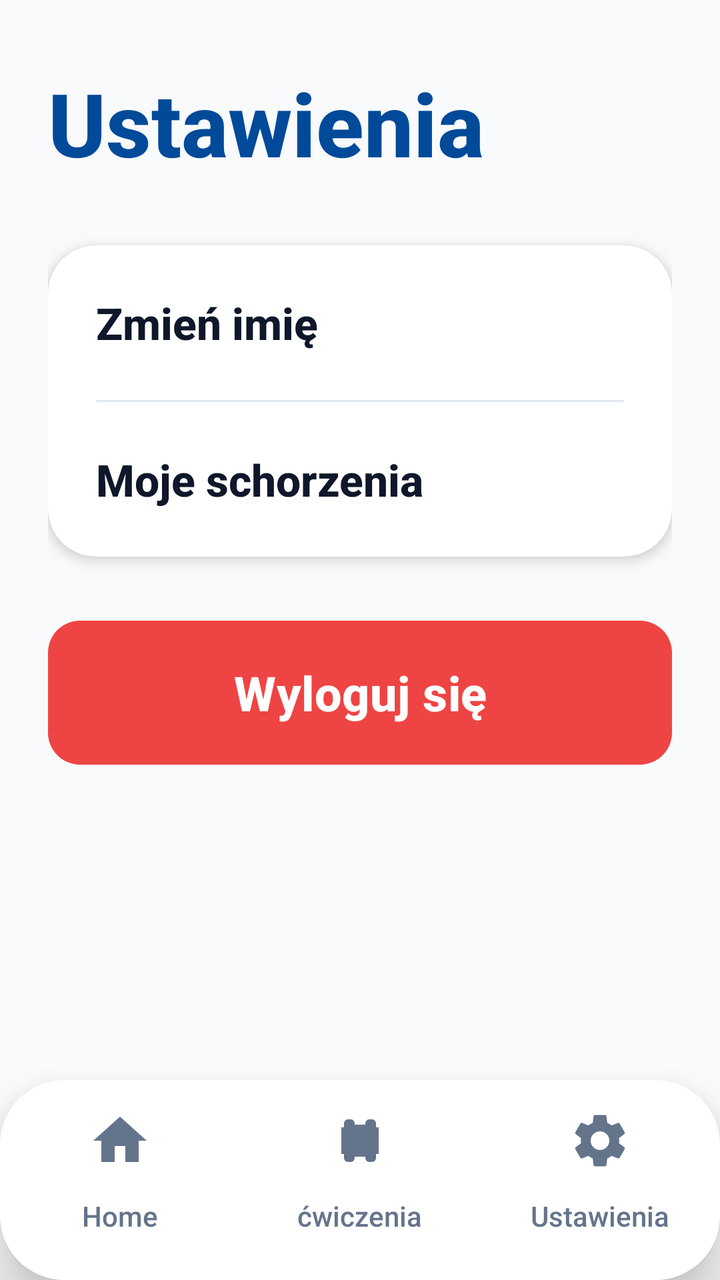
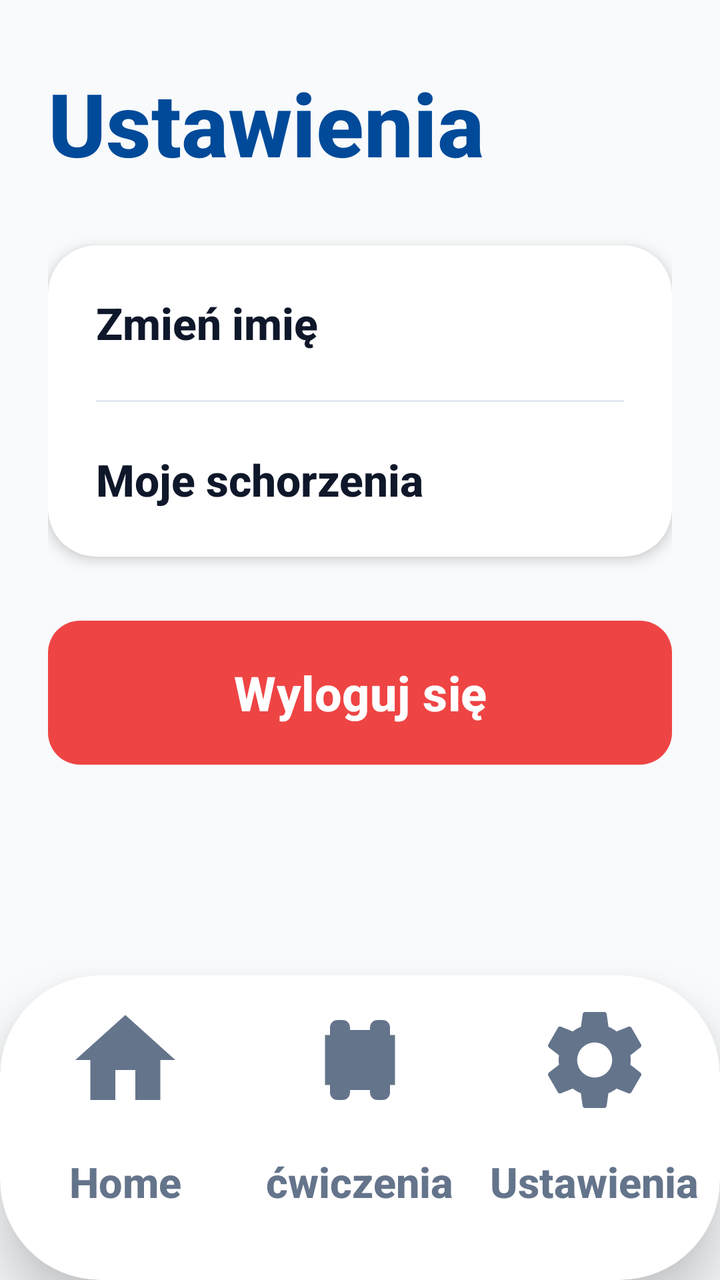

An Android layout rendered at two revisions. The XML below is the earlier revision; the diff shows what the commit changed to produce the second picture.
<!-- AndroidManifest.xml: application theme Theme.Fitnessapp -->
<!-- res/layout/activity_settings.xml -->
<?xml version="1.0" encoding="utf-8"?>
<androidx.constraintlayout.widget.ConstraintLayout xmlns:android="http://schemas.android.com/apk/res/android"
    xmlns:app="http://schemas.android.com/apk/res-auto"
    android:layout_width="match_parent"
    android:layout_height="match_parent"
    android:background="#F8FAFC">

    <ScrollView
        android:layout_width="match_parent"
        android:layout_height="0dp"
        android:fillViewport="true"
        android:overScrollMode="never"
        app:layout_constraintBottom_toTopOf="@id/bottom_nav_container"
        app:layout_constraintTop_toTopOf="parent">

        <LinearLayout
            android:layout_width="match_parent"
            android:layout_height="wrap_content"
            android:orientation="vertical"
            android:paddingHorizontal="24dp"
            android:paddingTop="32dp"
            android:paddingBottom="40dp">

            <TextView
                android:layout_width="match_parent"
                android:layout_height="wrap_content"
                android:text="Ustawienia"
                android:textColor="#004A99"
                android:textSize="44sp"
                android:textStyle="bold" />

            <androidx.cardview.widget.CardView
                android:layout_width="match_parent"
                android:layout_height="wrap_content"
                android:layout_marginTop="32dp"
                app:cardCornerRadius="24dp"
                app:cardElevation="4dp">

                <LinearLayout
                    android:layout_width="match_parent"
                    android:layout_height="wrap_content"
                    android:orientation="vertical">

                    <TextView
                        android:id="@+id/tv_change_name"
                        android:layout_width="match_parent"
                        android:layout_height="wrap_content"
                        android:background="?attr/selectableItemBackground"
                        android:clickable="true"
                        android:focusable="true"
                        android:padding="24dp"
                        android:text="Zmień imię"
                        android:textColor="#0F172A"
                        android:textSize="22sp"
                        android:textStyle="bold" />

                    <View
                        android:layout_width="match_parent"
                        android:layout_height="1dp"
                        android:layout_marginHorizontal="24dp"
                        android:background="#E2E8F0" />

                    <TextView
                        android:id="@+id/tv_edit_conditions"
                        android:layout_width="match_parent"
                        android:layout_height="wrap_content"
                        android:background="?attr/selectableItemBackground"
                        android:clickable="true"
                        android:focusable="true"
                        android:padding="24dp"
                        android:text="Moje schorzenia"
                        android:textColor="#0F172A"
                        android:textSize="22sp"
                        android:textStyle="bold" />

                </LinearLayout>
            </androidx.cardview.widget.CardView>

            <Button
                android:id="@+id/btn_logout_settings"
                android:layout_width="match_parent"
                android:layout_height="72dp"
                android:layout_marginTop="32dp"
                android:background="@drawable/bg_button_primary"
                android:text="Wyloguj się"
                android:textAllCaps="false"
                android:textColor="@color/white"
                android:textSize="24sp"
                android:textStyle="bold"
                app:backgroundTint="#EF4444" />

        </LinearLayout>
    </ScrollView>

    <include
        layout="@layout/layout_bottom_nav"
        android:layout_width="match_parent"
        android:layout_height="100dp"
        app:layout_constraintBottom_toBottomOf="parent" />

</androidx.constraintlayout.widget.ConstraintLayout>
<!-- res/layout/layout_bottom_nav.xml (included above) -->
<?xml version="1.0" encoding="utf-8"?>
<androidx.cardview.widget.CardView xmlns:android="http://schemas.android.com/apk/res/android"
    xmlns:app="http://schemas.android.com/apk/res-auto"
    android:id="@+id/bottom_nav_container"
    android:layout_width="match_parent"
    android:layout_height="100dp"
    app:cardCornerRadius="32dp"
    app:cardElevation="16dp"
    android:layout_marginBottom="-20dp">

    <LinearLayout
        android:layout_width="match_parent"
        android:layout_height="match_parent"
        android:orientation="horizontal"
        android:paddingBottom="20dp"
        android:gravity="center_vertical">

        
        <LinearLayout
            android:id="@+id/nav_home"
            android:layout_width="0dp"
            android:layout_height="match_parent"
            android:layout_weight="1"
            android:gravity="center"
            android:orientation="vertical"
            android:clickable="true"
            android:focusable="true"
            android:background="?android:attr/selectableItemBackground">

            <androidx.cardview.widget.CardView
                android:id="@+id/nav_home_indicator"
                android:layout_width="80dp"
                android:layout_height="56dp"
                app:cardCornerRadius="16dp"
                app:cardElevation="0dp"
                app:cardBackgroundColor="@android:color/transparent">
                <ImageView
                    android:id="@+id/nav_home_icon"
                    android:layout_width="32dp"
                    android:layout_height="32dp"
                    android:layout_gravity="center"
                    android:src="@drawable/ic_home"
                    app:tint="#64748B" />
            </androidx.cardview.widget.CardView>
            <TextView
                android:id="@+id/nav_home_text"
                android:layout_width="wrap_content"
                android:layout_height="wrap_content"
                android:text="Home"
                android:textColor="#64748B"
                android:textSize="14sp" />
        </LinearLayout>

        
        <LinearLayout
            android:id="@+id/nav_plan"
            android:layout_width="0dp"
            android:layout_height="match_parent"
            android:layout_weight="1"
            android:gravity="center"
            android:orientation="vertical"
            android:clickable="true"
            android:focusable="true"
            android:background="?android:attr/selectableItemBackground">

            <androidx.cardview.widget.CardView
                android:id="@+id/nav_plan_indicator"
                android:layout_width="80dp"
                android:layout_height="56dp"
                app:cardCornerRadius="16dp"
                app:cardElevation="0dp"
                app:cardBackgroundColor="@android:color/transparent">
                <ImageView
                    android:id="@+id/nav_plan_icon"
                    android:layout_width="32dp"
                    android:layout_height="32dp"
                    android:layout_gravity="center"
                    android:src="@drawable/ic_dumbbell"
                    app:tint="#64748B" />
            </androidx.cardview.widget.CardView>
            <TextView
                android:id="@+id/nav_plan_text"
                android:layout_width="wrap_content"
                android:layout_height="wrap_content"
                android:text="ćwiczenia"
                android:textColor="#64748B"
                android:textSize="14sp" />
        </LinearLayout>

        
        <LinearLayout
            android:id="@+id/nav_settings"
            android:layout_width="0dp"
            android:layout_height="match_parent"
            android:layout_weight="1"
            android:gravity="center"
            android:orientation="vertical"
            android:clickable="true"
            android:focusable="true"
            android:background="?android:attr/selectableItemBackground">

            <androidx.cardview.widget.CardView
                android:id="@+id/nav_settings_indicator"
                android:layout_width="80dp"
                android:layout_height="56dp"
                app:cardCornerRadius="16dp"
                app:cardElevation="0dp"
                app:cardBackgroundColor="@android:color/transparent">
                <ImageView
                    android:id="@+id/nav_settings_icon"
                    android:layout_width="32dp"
                    android:layout_height="32dp"
                    android:layout_gravity="center"
                    android:src="@drawable/ic_settings"
                    app:tint="#64748B" />
            </androidx.cardview.widget.CardView>
            <TextView
                android:id="@+id/nav_settings_text"
                android:layout_width="wrap_content"
                android:layout_height="wrap_content"
                android:text="Ustawienia"
                android:textColor="#64748B"
                android:textSize="14sp" />
        </LinearLayout>

    </LinearLayout>
</androidx.cardview.widget.CardView>
<!-- resources referenced by this layout -->
<resources>
  <color name="white">#FFFFFFFF</color>
  <!-- drawable bg_button_primary (drawable) -->
  <shape xmlns:android="http://schemas.android.com/apk/res/android"
      android:shape="rectangle">
      <solid android:color="@color/blue_primary" />
      <corners android:radius="16dp" />
  </shape>
  <!-- drawable ic_dumbbell (drawable) -->
  <vector xmlns:android="http://schemas.android.com/apk/res/android"
      android:width="24dp"
      android:height="24dp"
      android:viewportWidth="24"
      android:viewportHeight="24">
      <path
          android:fillColor="#000000"
          android:pathData="M18,18.5V17H19V7H18V5.5A1.5,1.5 0,0 0,16.5 4H15.5A1.5,1.5 0,0 0,14 5.5V6H10V5.5A1.5,1.5 0,0 0,8.5 4H7.5A1.5,1.5 0,0 0,6 5.5V7H5V17H6V18.5A1.5,1.5 0,0 0,7.5 20H8.5A1.5,1.5 0,0 0,10 18.5V18H14V18.5A1.5,1.5 0,0 0,15.5 20H16.5A1.5,1.5 0,0 0,18 18.5Z"/>
  </vector>
  <!-- drawable ic_home (drawable) -->
  <vector xmlns:android="http://schemas.android.com/apk/res/android"
      android:width="24dp"
      android:height="24dp"
      android:viewportWidth="24"
      android:viewportHeight="24">
      <path
          android:fillColor="#FF000000"
          android:pathData="M10,20V14H14V20H19V12H22L12,3L2,12H5V20H10Z" />
  </vector>
  <!-- drawable ic_settings (drawable) -->
  <vector xmlns:android="http://schemas.android.com/apk/res/android"
      android:width="24dp"
      android:height="24dp"
      android:viewportWidth="24"
      android:viewportHeight="24">
      <path
          android:fillColor="@android:color/white"
          android:pathData="M19.14,12.94c0.04,-0.3 0.06,-0.61 0.06,-0.94c0,-0.32 -0.02,-0.64 -0.07,-0.94l2.03,-1.58c0.18,-0.14 0.23,-0.41 0.12,-0.61l-1.92,-3.32c-0.12,-0.22 -0.37,-0.29 -0.59,-0.22l-2.39,0.96c-0.5,-0.38 -1.03,-0.7 -1.62,-0.94L14.4,2.81c-0.04,-0.24 -0.24,-0.41 -0.48,-0.41h-3.84c-0.24,0 -0.43,0.17 -0.47,0.41L9.25,5.35C8.66,5.59 8.13,5.91 7.63,6.29L5.24,5.33c-0.22,-0.08 -0.47,0 -0.59,0.22L2.74,8.87C2.62,9.08 2.66,9.34 2.84,9.48l2.03,1.58C4.82,11.36 4.8,11.68 4.8,12c0,0.32 0.02,0.64 0.07,0.94l-2.03,1.58c-0.18,0.14 -0.23,0.41 -0.12,0.61l1.92,3.32c0.12,0.22 0.37,0.29 0.59,0.22l2.39,-0.96c0.5,0.38 1.03,0.7 1.62,0.94l0.36,2.54c0.05,0.24 0.24,0.41 0.48,0.41h3.84c0.24,0 0.44,-0.17 0.47,-0.41l0.36,-2.54c0.59,-0.24 1.13,-0.56 1.62,-0.94l2.39,0.96c0.22,0.08 0.47,0 0.59,-0.22l1.92,-3.32c0.12,-0.22 0.07,-0.47 -0.12,-0.61l-2.01,-1.58zM12,15.5c-1.93,0 -3.5,-1.57 -3.5,-3.5s1.57,-3.5 3.5,-3.5s3.5,1.57 3.5,3.5s-1.57,3.5 -3.5,3.5z"/>
  </vector>
  <style name="Theme.Fitnessapp" parent="Base.Theme.Fitnessapp" />
  <color name="blue_primary">#2563EB</color>
  <style name="Base.Theme.Fitnessapp" parent="Theme.Material3.DayNight.NoActionBar">
          
          <item name="android:fontFamily">sans-serif-medium</item>
          <item name="android:textAllCaps">false</item>
      </style>
</resources>

<!-- the commit's change to res/layout/activity_settings.xml (unified diff, before → after) -->
@@ -93,9 +93,10 @@
     </ScrollView>
 
     <include
+        android:id="@+id/bottom_nav_container"
         layout="@layout/layout_bottom_nav"
         android:layout_width="match_parent"
-        android:layout_height="100dp"
+        android:layout_height="wrap_content"
         app:layout_constraintBottom_toBottomOf="parent" />
 
 </androidx.constraintlayout.widget.ConstraintLayout>
@@ -105,17 +106,18 @@
     xmlns:app="http://schemas.android.com/apk/res-auto"
     android:id="@+id/bottom_nav_container"
     android:layout_width="match_parent"
-    android:layout_height="100dp"
-    app:cardCornerRadius="32dp"
+    android:layout_height="210dp"
+    app:cardCornerRadius="50dp"
     app:cardElevation="16dp"
-    android:layout_marginBottom="-20dp">
+    android:layout_marginBottom="-35dp">
 
     <LinearLayout
         android:layout_width="match_parent"
         android:layout_height="match_parent"
         android:orientation="horizontal"
-        android:paddingBottom="20dp"
-        android:gravity="center_vertical">
+        android:paddingBottom="35dp"
+        android:paddingHorizontal="4dp"
+        android:gravity="bottom">
 
         
         <LinearLayout
@@ -131,15 +133,15 @@
 
             <androidx.cardview.widget.CardView
                 android:id="@+id/nav_home_indicator"
-                android:layout_width="80dp"
-                android:layout_height="56dp"
-                app:cardCornerRadius="16dp"
+                android:layout_width="120dp"
+                android:layout_height="85dp"
+                app:cardCornerRadius="30dp"
                 app:cardElevation="0dp"
                 app:cardBackgroundColor="@android:color/transparent">
                 <ImageView
                     android:id="@+id/nav_home_icon"
-                    android:layout_width="32dp"
-                    android:layout_height="32dp"
+                    android:layout_width="60dp"
+                    android:layout_height="60dp"
                     android:layout_gravity="center"
                     android:src="@drawable/ic_home"
                     app:tint="#64748B" />
@@ -150,7 +152,11 @@
                 android:layout_height="wrap_content"
                 android:text="Home"
                 android:textColor="#64748B"
-                android:textSize="14sp" />
+                android:textStyle="bold"
+                android:textSize="21sp"
+                android:maxLines="1"
+                android:ellipsize="none"
+                android:layout_marginTop="4dp" />
         </LinearLayout>
 
         
@@ -167,15 +173,15 @@
 
             <androidx.cardview.widget.CardView
                 android:id="@+id/nav_plan_indicator"
-                android:layout_width="80dp"
-                android:layout_height="56dp"
-                app:cardCornerRadius="16dp"
+                android:layout_width="120dp"
+                android:layout_height="85dp"
+                app:cardCornerRadius="30dp"
                 app:cardElevation="0dp"
                 app:cardBackgroundColor="@android:color/transparent">
                 <ImageView
                     android:id="@+id/nav_plan_icon"
-                    android:layout_width="32dp"
-                    android:layout_height="32dp"
+                    android:layout_width="60dp"
+                    android:layout_height="60dp"
                     android:layout_gravity="center"
                     android:src="@drawable/ic_dumbbell"
                     app:tint="#64748B" />
@@ -186,7 +192,11 @@
                 android:layout_height="wrap_content"
                 android:text="ćwiczenia"
                 android:textColor="#64748B"
-                android:textSize="14sp" />
+                android:textStyle="bold"
+                android:textSize="21sp"
+                android:maxLines="1"
+                android:ellipsize="none"
+                android:layout_marginTop="4dp" />
         </LinearLayout>
 
         
@@ -203,15 +213,15 @@
 
             <androidx.cardview.widget.CardView
                 android:id="@+id/nav_settings_indicator"
-                android:layout_width="80dp"
-                android:layout_height="56dp"
-                app:cardCornerRadius="16dp"
+                android:layout_width="120dp"
+                android:layout_height="85dp"
+                app:cardCornerRadius="30dp"
                 app:cardElevation="0dp"
                 app:cardBackgroundColor="@android:color/transparent">
                 <ImageView
                     android:id="@+id/nav_settings_icon"
-                    android:layout_width="32dp"
-                    android:layout_height="32dp"
+                    android:layout_width="60dp"
+                    android:layout_height="60dp"
                     android:layout_gravity="center"
                     android:src="@drawable/ic_settings"
                     app:tint="#64748B" />
@@ -222,7 +232,11 @@
                 android:layout_height="wrap_content"
                 android:text="Ustawienia"
                 android:textColor="#64748B"
-                android:textSize="14sp" />
+                android:textStyle="bold"
+                android:textSize="21sp"
+                android:maxLines="1"
+                android:ellipsize="none"
+                android:layout_marginTop="4dp" />
         </LinearLayout>
 
     </LinearLayout>
